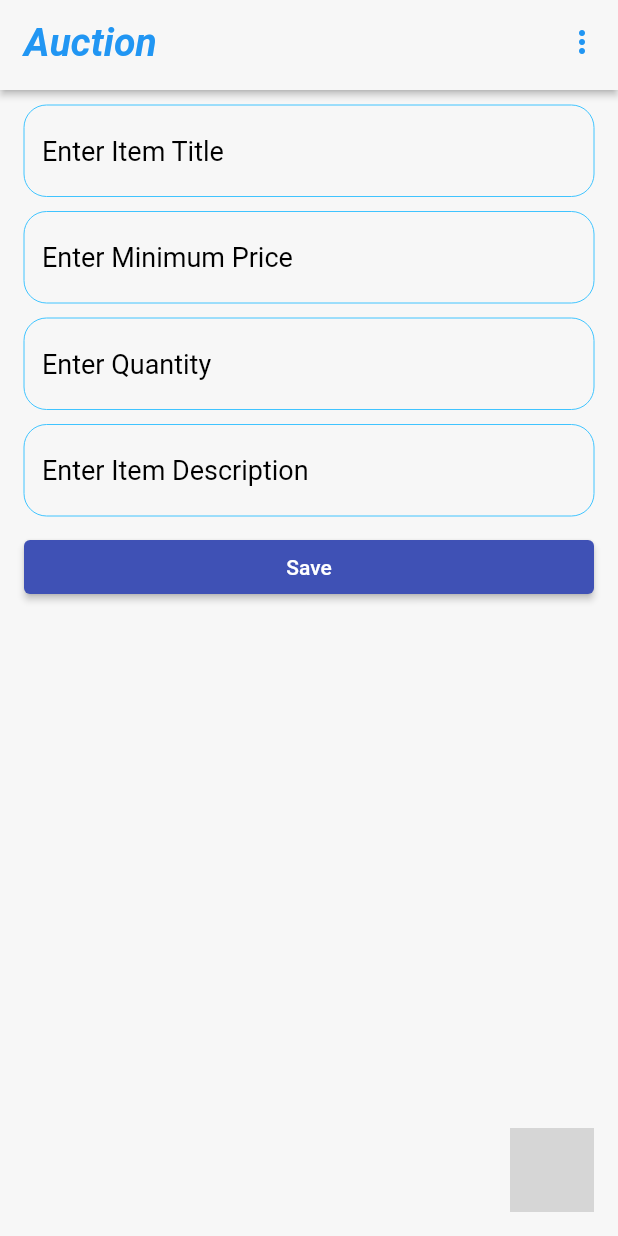
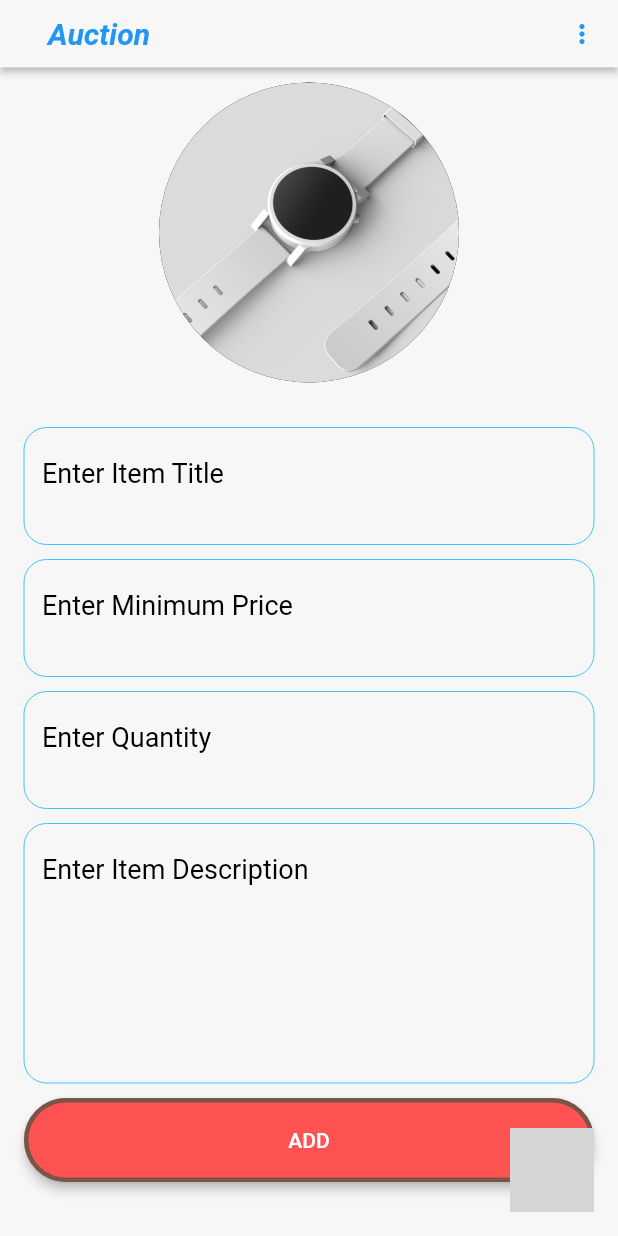
Before and after one commit to Enam1997/Auction-app-usign-flutter, a Flutter app: the PostItemScreen screen opened directly with empty values, on a phone screen of 412 x 824 dp. Run offline on Flutter 3.47's test engine with Material 2 defaults, Android fonts, the phone set to English and light mode, and no system bars; our stand-ins replace cloud_firestore, firebase_auth, firebase_core, google_sign_in; missing offline and left inert: fab_circular_menu; accounts and stored records are empty; grey boxes are pictures that could not be loaded.

Commit message:
Change some design

```diff
--- a/lib/screens/dashbord_screen.dart
+++ b/lib/screens/dashbord_screen.dart
@@ -36,7 +36,7 @@ class _DashbordScreenState extends State<DashbordScreen>{
     return SafeArea(child: Scaffold(
       floatingActionButton: FabCircularMenu(
           ringColor: CustomColors.fabMenuRingColor,
-          ringWidth: 80,
+          ringWidth: 100,
           fabColor: CustomColors.fabColor,
           fabCloseColor: CustomColors.fabCloseColor,
           children: <Widget>[
--- a/lib/screens/post_Item_form_screen.dart
+++ b/lib/screens/post_Item_form_screen.dart
@@ -4,6 +4,7 @@ import 'package:auctionapp/screens/user_info_screen.dart';
 import 'package:auctionapp/widgets/custom_app_bar.Dart.dart';
 import 'package:cloud_firestore/cloud_firestore.dart';
 import 'package:fab_circular_menu/fab_circular_menu.dart';
+import 'package:flutter/cupertino.dart';
 import 'package:flutter/material.dart';
 import 'package:firebase_auth/firebase_auth.dart';
 import 'dashbord_screen.dart';
@@ -30,7 +31,6 @@ class _PostItemScreenState extends State<PostItemScreen> {
   final imageURL = "https://www.google.com/search?q=dummy+product+image&tbm=isch&ved=2ahUKEwi3xP6Ph4T0AhULXCsKHcP3C_8Q2-cCegQIABAA&oq=dummy+product+image&gs_lcp=CgNpbWcQAzIFCAAQgAQyBQgAEIAEMgYIABAIEB4yBAgAEBg6BwgjEO8DECc6BAgAEEM6BggAEAcQHjoICAAQBxAFEB46CAgAEAgQBxAeUNYIWPUZYM8faABwAHgAgAF-iAG8B5IBAzEuOJgBAKABAaoBC2d3cy13aXotaW1nwAEB&sclient=img&ei=rZ-GYfe5KIu4rQHD76_4Dw&rlz=1C1CHBD_enBD868BD868#imgrc=ZQHHESFcELOS_M";
 
   Future addData() async{
-
     final db =FirebaseFirestore.instance.collection("Items").add({
       'title': itemtitleController.text,
       'price': itemPriceController.text,
@@ -55,7 +55,7 @@ class _PostItemScreenState extends State<PostItemScreen> {
         child: Scaffold(
       floatingActionButton: FabCircularMenu(
           ringColor: CustomColors.fabMenuRingColor,
-          ringWidth: 80,
+          ringWidth: 100,
           fabColor: CustomColors.fabColor,
           fabCloseColor: CustomColors.fabCloseColor,
           children: <Widget>[
@@ -118,7 +118,16 @@ class _PostItemScreenState extends State<PostItemScreen> {
               key: _keyForm,
               child: ListView(
                 children: [
+                  Container(
+                    child: CircleAvatar(
+                      backgroundImage: AssetImage('images/dumy.jpg'),
+                      radius: 100.0,
+                    ),
+                  ),
+                  SizedBox(height: 30,),
                   TextFormField(
+                    maxLines: 5,
+                    minLines: 2,
                     style: TextStyle(
                         color: CustomColors.black
                     ),
@@ -150,7 +159,10 @@ class _PostItemScreenState extends State<PostItemScreen> {
                     ),
                   ),
                   SizedBox(height: 10,),
-                TextFormField(style: TextStyle(
+                  TextFormField(
+                    maxLines: 5,
+                    minLines: 2,
+                    style: TextStyle(
                       color: CustomColors.black
                   ),
                     controller: itemPriceController,
@@ -188,6 +200,8 @@ class _PostItemScreenState extends State<PostItemScreen> {
                   ),
                   SizedBox(height: 10,),
                   TextFormField(
+                    maxLines: 5,
+                    minLines: 2,
                     style: TextStyle(
                         color: CustomColors.black
                     ),
@@ -220,6 +234,8 @@ class _PostItemScreenState extends State<PostItemScreen> {
                   ),
                   SizedBox(height: 10,),
                   TextFormField(
+                    maxLines: 7,
+                    minLines: 7,
                     style: TextStyle(
                         color: CustomColors.black
                     ),
@@ -251,19 +267,37 @@ class _PostItemScreenState extends State<PostItemScreen> {
                   ),
                   SizedBox(height: 10,),
                   ElevatedButton(
+                    style: ElevatedButton.styleFrom(
+                        primary: Colors.redAccent,
+                        side: BorderSide(width:3, color:Colors.brown),
+                        elevation: 3,
+                        padding: EdgeInsets.all(20),
+                        shape: RoundedRectangleBorder(
+                        borderRadius: BorderRadius.circular(30.0)
+                      )
+                    ),
                       onPressed: (){
+                        final isValid = _keyForm.currentState!.validate();
+                        if (!isValid==true) {
+                         print("Please Input Something ");
+                        }
+                        else
+                          {
                             addData().then((value){
                               itemtitleController.clear();
                               itemDescriptionController.clear();
                               itemPriceController.clear();
                               itemQuantityController.clear();
                             });
+                          }
+                        _keyForm.currentState!.save();
 
                       },
-                    child: Text('Save'))
+                      child: Text('ADD'))
                 ],
               ),
             ),
+
         ),
       ),
 
--- a/lib/screens/user_info_screen.dart
+++ b/lib/screens/user_info_screen.dart
@@ -58,7 +58,7 @@ class _UserInfoScreenState extends State<UserInfoScreen> {
       child: Scaffold(
         floatingActionButton: FabCircularMenu(
             ringColor: CustomColors.fabMenuRingColor,
-            ringWidth: 80,
+            ringWidth: 100,
             fabColor: CustomColors.fabColor,
             fabCloseColor: CustomColors.fabCloseColor,
             children: <Widget>[
--- a/lib/widgets/custom_app_bar.Dart.dart
+++ b/lib/widgets/custom_app_bar.Dart.dart
@@ -11,7 +11,7 @@ class CustomAppBar extends StatelessWidget implements PreferredSize{
       //: super (key: key);
   @override
   // TODO: implement preferredSize
-  Size get preferredSize => Size.fromHeight(60.0);
+  Size get preferredSize => Size.fromHeight(45.0);
 
 
   @override
@@ -19,15 +19,18 @@ class CustomAppBar extends StatelessWidget implements PreferredSize{
     // TODO: implement build
     return AppBar(
       backgroundColor: backGroundColor,
-      title: Text(title,style: TextStyle(
-        color: CustomColors.appBarTextColor,
-        fontSize: 26,
-        fontWeight: FontWeight.bold,
-        fontStyle: FontStyle.italic
-      ),),
+      title: Padding(
+        padding: const EdgeInsets.only(left: 16.0,right: 16.0,top: 10,bottom: 10),
+        child: Text(title,style: TextStyle(
+          color: CustomColors.appBarTextColor,
+          fontSize: 20,
+          fontWeight: FontWeight.bold,
+          fontStyle: FontStyle.italic
+        ),),
+      ),
       elevation: 2,
       actions: [
-        IconButton(onPressed: null, icon: Icon(Icons.more_vert,color: CustomColors.appBarIconColor,))
+        IconButton(onPressed: null, icon: Icon(Icons.more_vert,color: CustomColors.appBarIconColor,),iconSize: 20,)
       ],
     );
   }
```
Also changed, not shown: lib/screens/home_screen.dart (+11 -6 lines). Lines whose indentation alone changed are shown as unchanged.
